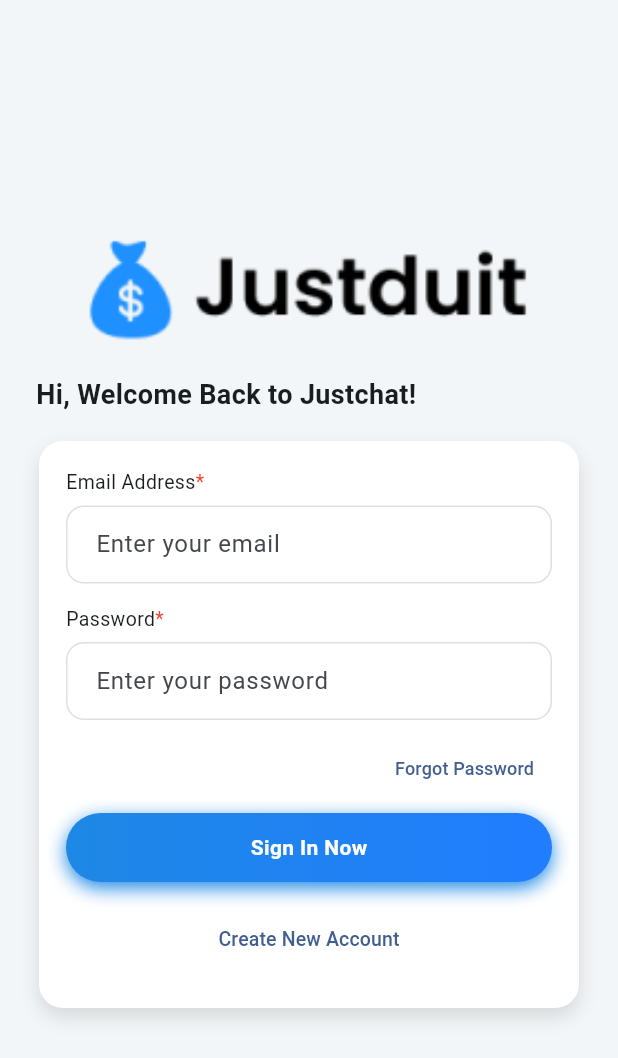
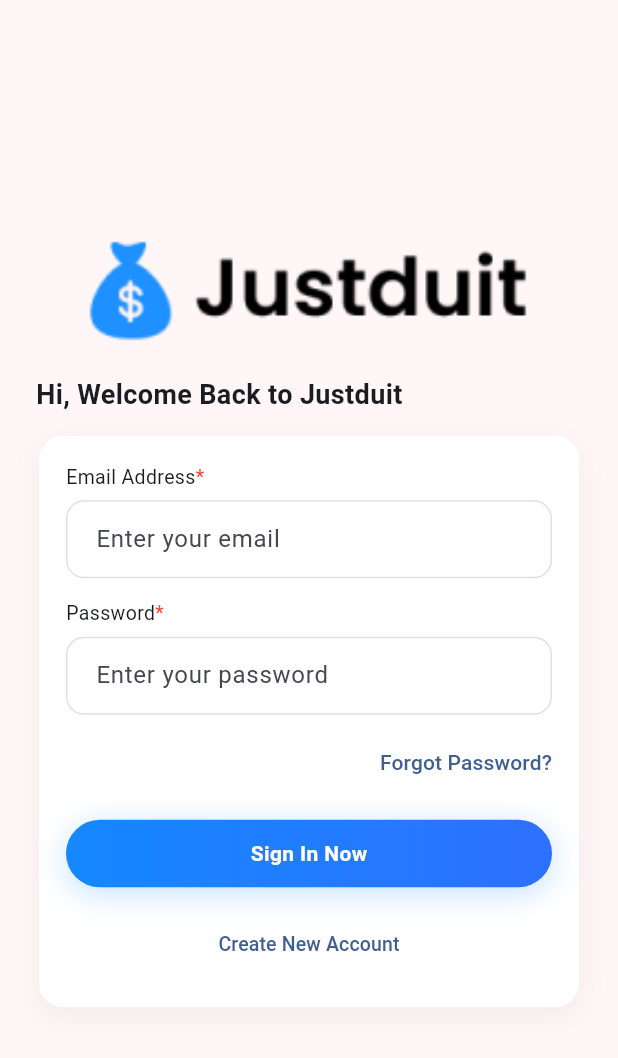
Before and after one commit to Anantadh/prak-mobilelanjut-2307051001, a Flutter app: the screen it shows after launch, on a phone screen of 412 x 824 dp. Shown: the top 1058 px of the screen. Run offline on Flutter 3.47's test engine with Material 3 defaults, Android fonts, the phone set to English and light mode, and no system bars.

Commit message:
Pertemuan-6

```diff
--- a/lib/main.dart
+++ b/lib/main.dart
@@ -2,6 +2,8 @@ import 'package:flutter/material.dart';
 import 'screens/login_screen.dart';
 import 'screens/signup_screen.dart';
 import 'screens/dashboard_screen.dart';
+import 'screens/splash_screen.dart';
+
 
 void main() => runApp(const JustduitApp());
 
@@ -14,24 +16,21 @@ class JustduitApp extends StatelessWidget {
       debugShowCheckedModeBanner: false,
       title: 'Justduit',
       theme: ThemeData(
-        scaffoldBackgroundColor: const Color(0xFFF3F6F8), // abu-abu muda
+        scaffoldBackgroundColor: const Color(0xFFFFF6F8), // abu-abu muda
         useMaterial3: true,
-        colorScheme: ColorScheme.fromSeed(
-          seedColor: const Color(0xFF1E88FF),
-        ),
+        colorScheme: ColorScheme.fromSeed(seedColor: const Color(0xFF1E88FF)),
         inputDecorationTheme: InputDecorationTheme(
           isDense: true,
           filled: true,
           fillColor: Colors.white,
-          contentPadding:
-              const EdgeInsets.symmetric(horizontal: 16, vertical: 14),
+          contentPadding: const EdgeInsets.symmetric(horizontal: 16, vertical: 14),
           border: OutlineInputBorder(
             borderRadius: BorderRadius.circular(12),
-            borderSide: const BorderSide(color: Color(0xFFDEE0E0)),
+            borderSide: const BorderSide(color: Color(0xFFDEE0E9)),
           ),
           enabledBorder: OutlineInputBorder(
             borderRadius: BorderRadius.circular(12),
-            borderSide: const BorderSide(color: Color(0xFFDEE0E0)),
+            borderSide: const BorderSide(color: Color(0xFFDEE0E9)),
           ),
           focusedBorder: OutlineInputBorder(
             borderRadius: BorderRadius.circular(12),
@@ -41,9 +40,11 @@ class JustduitApp extends StatelessWidget {
       ),
       initialRoute: LoginScreen.route,
       routes: {
-        LoginScreen.route: (context) => const LoginScreen(), // default = Sign In
-        SignupScreen.route: (context) => const SignupScreen(),
-         DashboardScreen.route: (context) => const DashboardScreen(),
+        '/': (context) => const LoginScreen(), // default = Sign In
+        '/signin': (context) => const LoginScreen(),
+        '/signup': (context) => const SignupScreen(),
+        '/dashboard' : (context) => const DashboardScreen(),
+        '/splash' : (context) => const SplashScreen(),
       },
     );
   }
--- a/lib/screens/login_screen.dart
+++ b/lib/screens/login_screen.dart
@@ -1,6 +1,7 @@
 import 'package:flutter/material.dart';
 import 'signup_screen.dart';
-import 'dashboard_screen.dart'; // pastikan import ini ada
+import 'dashboard_screen.dart';
+import 'splash_screen.dart';
 
 class LoginScreen extends StatefulWidget {
   static const route = '/signin';
@@ -11,42 +12,48 @@ class LoginScreen extends StatefulWidget {
 }
 
 class _LoginScreenState extends State<LoginScreen> {
-  final _emailController = TextEditingController();
-  final _passwordController = TextEditingController();
+  final _email = TextEditingController();
+  final _pass = TextEditingController();
 
   @override
   void dispose() {
-    _emailController.dispose();
-    _passwordController.dispose();
+    _email.dispose();
+    _pass.dispose();
     super.dispose();
   }
 
-  // Widget untuk label dengan tanda bintang
-  Widget requiredLabel(String label) => Row(
+  @override
+  Widget build(BuildContext context) {
+    // komponen kecil buat label + tanda *
+    Widget requiredLabel(String text) => Row(
           children: [
-          Text(label, style: const TextStyle(fontSize: 13)),
-          const Text("*", style: TextStyle(color: Colors.red, fontSize: 13)),
+            Text(text, style: const TextStyle(fontSize: 13)),
+            const Text('*',
+                style: TextStyle(color: Colors.red, fontSize: 13)),
           ],
         );
 
-  // Tombol biru gradient
-  Widget primaryButton({required String label, required VoidCallback onTap}) =>
+    // tombol biru dengan gradient (UI-only)
+    Widget primaryButton({
+      required String label,
+      required VoidCallback onTap,
+    }) =>
         GestureDetector(
           onTap: onTap,
           child: Container(
             width: double.infinity,
-          height: 46,
+            height: 45,
             alignment: Alignment.center,
             decoration: BoxDecoration(
               borderRadius: BorderRadius.circular(28),
               gradient: const LinearGradient(
-              colors: [Color(0xFF1E88E5), Color(0xFF207DFF)],
+                colors: [Color(0xFF1588FF), Color(0xFF2D70FF)],
               ),
-            boxShadow: const [
+              boxShadow: [
                 BoxShadow(
-                color: Color(0xFF1E88E5),
-                blurRadius: 10,
-                offset: Offset(0, 4),
+                  color: const Color(0xFF1588FF).withOpacity(0.25),
+                  blurRadius: 18,
+                  offset: const Offset(0, 4),
                 ),
               ],
             ),
@@ -60,8 +67,6 @@ class _LoginScreenState extends State<LoginScreen> {
           ),
         );
 
-  @override
-  Widget build(BuildContext context) {
     return Scaffold(
       body: SafeArea(
         child: Center(
@@ -71,89 +76,91 @@ class _LoginScreenState extends State<LoginScreen> {
               crossAxisAlignment: CrossAxisAlignment.center,
               children: [
                 // Logo
-                Image.asset(
-                  'assets/logo-mola.png',
-                  height: 80,
-                  fit: BoxFit.contain,
-                ),
+                const JustduitLogo(),
                 const SizedBox(height: 18),
 
                 // Judul
-                Padding(
-                  padding: const EdgeInsets.symmetric(horizontal: 24),
+                const Padding(
+                  padding: EdgeInsets.symmetric(horizontal: 24),
                   child: Align(
                     alignment: Alignment.centerLeft,
                     child: Text(
-                      "Hi, Welcome Back to Justchat!",
-                      style: const TextStyle(
+                      'Hi, Welcome Back to Justduit',
+                      style: TextStyle(
                         fontSize: 18,
                         fontWeight: FontWeight.w700,
                       ),
                     ),
                   ),
                 ),
-                const SizedBox(height: 18),
+                const SizedBox(height: 14),
 
                 // Card Form
                 Container(
                   width: 360,
                   margin: const EdgeInsets.symmetric(horizontal: 20),
-                  padding: const EdgeInsets.fromLTRB(18, 18, 18, 22),
+                  padding: const EdgeInsets.fromLTRB(18, 18, 18, 18),
                   decoration: BoxDecoration(
                     color: Colors.white,
                     borderRadius: BorderRadius.circular(16),
-                    boxShadow: const [
+                    boxShadow: [
                       BoxShadow(
-                        color: Colors.black12,
-                        blurRadius: 10,
-                        offset: Offset(0, 6),
+                        color: Colors.black.withOpacity(0.05),
+                        blurRadius: 16,
+                        offset: const Offset(0, 6),
                       ),
                     ],
                   ),
                   child: Column(
                     crossAxisAlignment: CrossAxisAlignment.start,
                     children: [
-                      requiredLabel("Email Address"),
+                      // Label Email
+                      requiredLabel('Email Address'),
                       const SizedBox(height: 6),
+
+                      // Input Email
                       TextField(
-                        controller: _emailController,
+                        controller: _email,
                         keyboardType: TextInputType.emailAddress,
                         decoration: const InputDecoration(
-                          hintText: "Enter your email",
+                          hintText: 'Enter your email',
                         ),
                       ),
                       const SizedBox(height: 14),
 
-                      requiredLabel("Password"),
+                      // Label Password
+                      requiredLabel('Password'),
                       const SizedBox(height: 6),
+
+                      // Input Password
                       TextField(
-                        controller: _passwordController,
+                        controller: _pass,
                         obscureText: true,
                         decoration: const InputDecoration(
-                          hintText: "Enter your password",
+                          hintText: 'Enter your password',
                         ),
                       ),
                       const SizedBox(height: 8),
 
+                      // Tombol Lupa Password
                       Align(
                         alignment: Alignment.centerRight,
                         child: TextButton(
+                          style: TextButton.styleFrom(
+                            padding: EdgeInsets.zero,
+                          ),
                           onPressed: () {},
-                          child: const Text(
-                            "Forgot Password",
-                            style: TextStyle(fontSize: 12),
+                          child: const Text("Forgot Password?"),
                         ),
                       ),
-                      ),
-                      const SizedBox(height: 6),
+                      const SizedBox(height: 14),
 
-                      // Tombol Sign In Now (Sesuai Gambar)
+                      // Tombol Sign In
                       primaryButton(
                         label: 'Sign In Now',
                         onTap: () {
                           // Cek apakah email atau password kosong
-                          if (_emailController.text.isEmpty ||
-                              _passwordController.text.isEmpty) {
+                          if (_email.text.isEmpty || _pass.text.isEmpty) {
                             // Jika ya, tampilkan notifikasi error
                             ScaffoldMessenger.of(context).showSnackBar(
                               const SnackBar(
@@ -166,7 +173,7 @@ class _LoginScreenState extends State<LoginScreen> {
                             // Jika tidak, lanjutkan ke dashboard
                             Navigator.pushNamedAndRemoveUntil(
                               context,
-                              DashboardScreen.route,
+                              SplashScreen.route,
                               (route) => false,
                             );
                           }
@@ -177,15 +184,16 @@ class _LoginScreenState extends State<LoginScreen> {
                       // Tombol Create Account
                       Center(
                         child: TextButton(
-                          onPressed: () {
-                            Navigator.pushNamed(context, SignupScreen.route);
-                          },
+                          onPressed: () => Navigator.pushNamed(
+                            context,
+                            SignupScreen.route,
+                          ),
                           child: const Text(
-                            "Create New Account",
+                            'Create New Account',
                             style: TextStyle(fontSize: 13),
                           ),
                         ),
-                      )
+                      ),
                     ],
                   ),
                 ),
@@ -197,3 +205,17 @@ class _LoginScreenState extends State<LoginScreen> {
     );
   }
 }
+
+// Tambahkan widget reusable JustduitLogo di sini
+class JustduitLogo extends StatelessWidget {
+  const JustduitLogo({super.key});
+
+  @override
+  Widget build(BuildContext context) {
+    return Image.asset(
+      'assets/logo-mola.png',
+      height: 80,
+      fit: BoxFit.contain,
+    );
+  }
+}
```
Also changed, not shown: lib/screens/splash_screen.dart (added, +65 -0 lines), 1 other file. Lines whose indentation alone changed are shown as unchanged.
